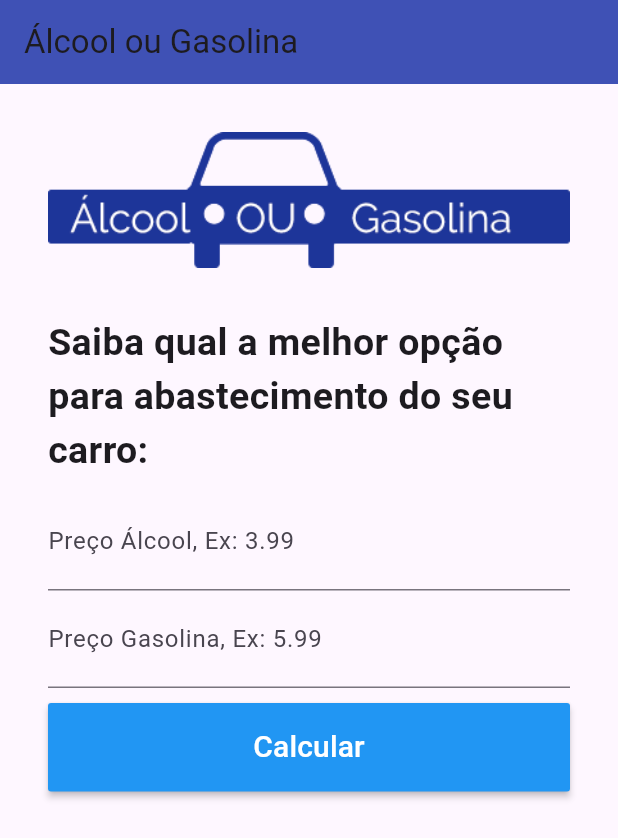
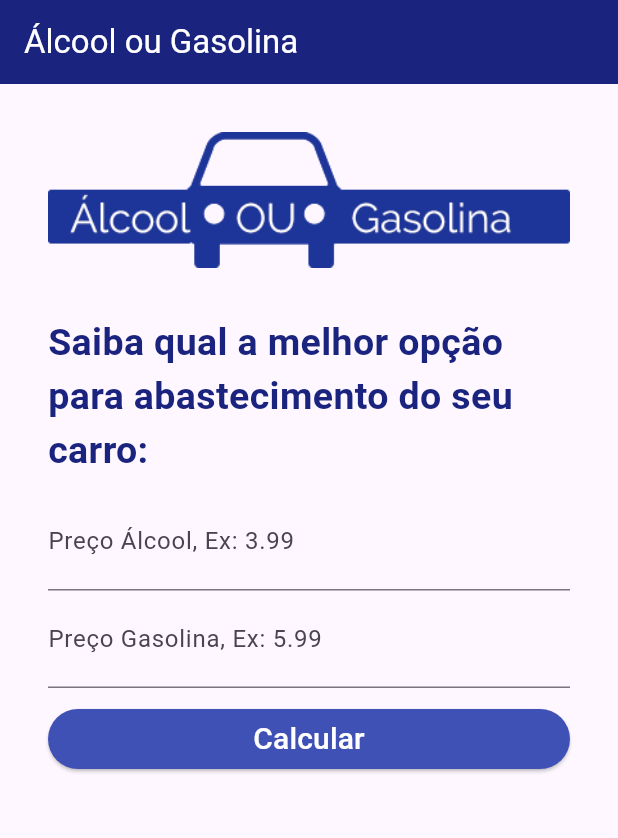
Before and after one commit to luislimamn/App03AlcoolOuGasolina-Flutter-, a Flutter app: the screen it shows after launch, on a phone screen of 412 x 824 dp. Shown: the top 838 px of the screen. Run offline on Flutter 3.47's test engine with Material 3 defaults, Android fonts, the phone set to English and light mode, and no system bars.

Commit message:
Versão 1.1.2024 Troca do RaisedButton (Descotinuado) pelo ElevedButton

```diff
--- a/lib/AlcoolOuGasolina.dart
+++ b/lib/AlcoolOuGasolina.dart
@@ -53,7 +53,8 @@ class _QualCombustivelState extends State<QualCombustivel> {
     return Scaffold(
       appBar: AppBar(
         title: Text(_titulo),
-        backgroundColor: Colors.indigo,
+        backgroundColor: Colors.indigo.shade900,
+        foregroundColor: Colors.white,
       ),
       body: Container(
         padding: EdgeInsets.all(32),
@@ -70,15 +71,16 @@ class _QualCombustivelState extends State<QualCombustivel> {
                 child: Text(
                   "Saiba qual a melhor opção para abastecimento do seu carro:",
                   style: TextStyle(
-                      fontSize: 25,
-                      fontWeight: FontWeight.bold
+                    color: Colors.indigo.shade900,
+                    fontSize: 25,
+                    fontWeight: FontWeight.bold
                   ),
                 ),
               ),
               TextField(
                 keyboardType: TextInputType.number,
                 decoration: InputDecoration(
-                    labelText: "Preço Álcool, Ex: 3.99"
+                  labelText: "Preço Álcool, Ex: 3.99"
                 ),
                 style: TextStyle(
                     fontSize: 22
@@ -97,6 +99,23 @@ class _QualCombustivelState extends State<QualCombustivel> {
               ),
               Padding(
                 padding: EdgeInsets.only(top: 10),
+                child:
+                ElevatedButton(
+                  style: const ButtonStyle(
+                    backgroundColor: MaterialStatePropertyAll<Color>(Colors.indigo),
+                  ),
+                  child: const Text(
+                    "Calcular",
+                    style: TextStyle(
+                        fontSize: 20,
+                        color: Colors.white
+                    ),
+                  ),
+                  //color: Colors.orange,
+                  //padding: EdgeInsets.fromLTRB(30, 15, 30, 15),
+                  onPressed: _calcular
+                ),
+                /*
                 child: RaisedButton(
                     color: Colors.blue,
                     textColor: Colors.white,
@@ -109,6 +128,7 @@ class _QualCombustivelState extends State<QualCombustivel> {
                     ),
                     onPressed: _calcular
                 ),
+                */
               ),
               Padding(
                 padding: EdgeInsets.only(top: 20),
```
Also changed, not shown: pubspec.lock, 1 other file.
